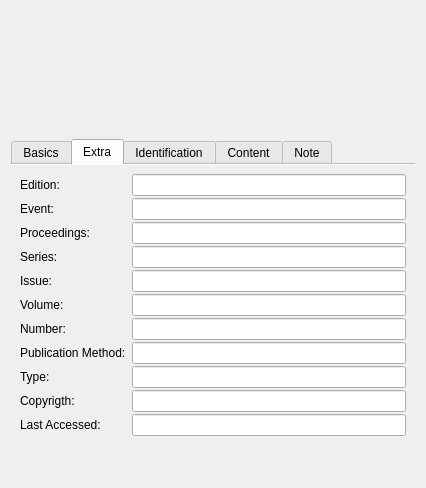
KDE/conquirere, file src/sidebar/publicationwidget.ui: the form before one commit.
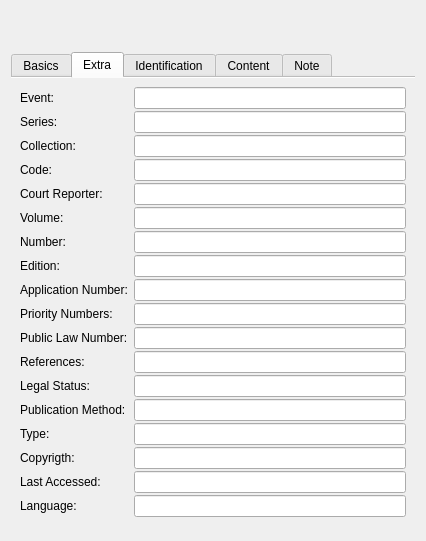
The form after the commit. The open tabs and pages were chosen to show the change. Custom widgets are drawn as their Qt base class.

Commit message: more publication sidebar changes and further zotero integration changes

Patch:
```diff
--- a/src/sidebar/publicationwidget.ui
+++ b/src/sidebar/publicationwidget.ui
@@ -7,7 +7,7 @@
     <x>0</x>
     <y>0</y>
     <width>426</width>
-    <height>488</height>
+    <height>541</height>
    </rect>
   </property>
   <property name="windowTitle">
@@ -98,8 +98,8 @@
        <item row="4" column="1">
         <widget class="StringEdit" name="editTitle"/>
        </item>
-       <item row="6" column="0">
-        <widget class="QLabel" name="label_4">
+       <item row="5" column="0">
+        <widget class="QLabel" name="labelAuthors">
          <property name="text">
           <string>Authors:</string>
          </property>
@@ -124,8 +124,18 @@
        <item row="8" column="1">
         <widget class="ContactEdit" name="editEditor"/>
        </item>
-       <item row="10" column="0">
-        <widget class="QLabel" name="label_5">
+       <item row="8" column="0">
+        <widget class="QLabel" name="label_3">
+         <property name="text">
+          <string>Assignee:</string>
+         </property>
+         <property name="buddy">
+          <cstring>editAssignee</cstring>
+         </property>
+        </widget>
+       </item>
+       <item row="9" column="0">
+        <widget class="QLabel" name="labelPublicationDate">
          <property name="text">
           <string>Publication Date:</string>
          </property>
@@ -235,50 +245,47 @@
        <property name="verticalSpacing">
         <number>2</number>
        </property>
-       <item row="1" column="0">
-        <widget class="QLabel" name="label_11">
+       <item row="2" column="0">
+        <widget class="QLabel" name="labelEvent">
          <property name="text">
-          <string>Edition:</string>
+          <string>Event:</string>
          </property>
          <property name="buddy">
           <cstring>editEdition</cstring>
          </property>
         </widget>
        </item>
-       <item row="1" column="1">
-        <widget class="StringEdit" name="editEdition"/>
+       <item row="2" column="1">
+        <widget class="EventEdit" name="editEvent"/>
        </item>
-       <item row="3" column="0">
-        <widget class="QLabel" name="label_31">
+       <item row="4" column="0">
+        <widget class="QLabel" name="labelCollection">
          <property name="text">
-          <string>Proceedings:</string>
+          <string>Collection:</string>
          </property>
          <property name="buddy">
           <cstring>editProceedings</cstring>
          </property>
         </widget>
        </item>
-       <item row="3" column="1">
-        <widget class="ProceedingsEdit" name="editProceedings"/>
-       </item>
-       <item row="5" column="0">
-        <widget class="QLabel" name="label_7">
-         <property name="text">
-          <string>Issue:</string>
-         </property>
-         <property name="wordWrap">
-          <bool>false</bool>
-         </property>
-         <property name="buddy">
-          <cstring>editJournal</cstring>
-         </property>
-        </widget>
-       </item>
-       <item row="5" column="1">
-        <widget class="IssueEdit" name="editJournal"/>
+       <item row="4" column="1">
+        <widget class="CollectionEdit" name="editCollection"/>
        </item>
        <item row="6" column="0">
-        <widget class="QLabel" name="label_8">
+        <widget class="QLabel" name="labelCode">
+         <property name="text">
+          <string>Code:</string>
+         </property>
+         <property name="buddy">
+          <cstring>editCode</cstring>
+         </property>
+        </widget>
+       </item>
+       <item row="6" column="1">
+        <widget class="StringEdit" name="editCode"/>
+       </item>
+       <item row="8" column="0">
+        <widget class="QLabel" name="labelVolume">
          <property name="text">
           <string>Volume:</string>
          </property>
@@ -287,8 +294,11 @@
          </property>
         </widget>
        </item>
-       <item row="7" column="0">
-        <widget class="QLabel" name="label_9">
+       <item row="8" column="1">
+        <widget class="VolumeNumberEdit" name="editVolume"/>
+       </item>
+       <item row="9" column="0">
+        <widget class="QLabel" name="labelNumber">
          <property name="text">
           <string>Number:</string>
          </property>
@@ -297,11 +307,37 @@
          </property>
         </widget>
        </item>
-       <item row="7" column="1">
+       <item row="9" column="1">
         <widget class="VolumeNumberEdit" name="editNumber"/>
        </item>
-       <item row="8" column="0">
-        <widget class="QLabel" name="label_14">
+       <item row="11" column="0">
+        <widget class="QLabel" name="labelApplicationNumber">
+         <property name="text">
+          <string>Application Number:</string>
+         </property>
+         <property name="buddy">
+          <cstring>editApplicationNumber</cstring>
+         </property>
+        </widget>
+       </item>
+       <item row="11" column="1">
+        <widget class="StringEdit" name="editApplicationNumber"/>
+       </item>
+       <item row="12" column="0">
+        <widget class="QLabel" name="labelPriorityNumbers">
+         <property name="text">
+          <string>Priority Numbers:</string>
+         </property>
+         <property name="buddy">
+          <cstring>editPriorityNumbers</cstring>
+         </property>
+        </widget>
+       </item>
+       <item row="12" column="1">
+        <widget class="StringEdit" name="editPriorityNumbers"/>
+       </item>
+       <item row="16" column="0">
+        <widget class="QLabel" name="labelPublicationMethod">
          <property name="text">
           <string>Publication Method:</string>
          </property>
@@ -313,11 +349,11 @@
          </property>
         </widget>
        </item>
-       <item row="8" column="1">
+       <item row="16" column="1">
         <widget class="StringEdit" name="editHowPublished"/>
        </item>
-       <item row="9" column="0">
-        <widget class="QLabel" name="label_17">
+       <item row="17" column="0">
+        <widget class="QLabel" name="labelType">
          <property name="text">
           <string>Type:</string>
          </property>
@@ -326,11 +362,11 @@
          </property>
         </widget>
        </item>
-       <item row="9" column="1">
+       <item row="17" column="1">
         <widget class="StringEdit" name="editType"/>
        </item>
-       <item row="10" column="0">
-        <widget class="QLabel" name="label_24">
+       <item row="18" column="0">
+        <widget class="QLabel" name="labelCopyright">
          <property name="text">
           <string>Copyrigth:</string>
          </property>
@@ -339,11 +375,11 @@
          </property>
         </widget>
        </item>
-       <item row="10" column="1">
+       <item row="18" column="1">
         <widget class="StringEdit" name="editCopyright"/>
        </item>
-       <item row="11" column="0">
-        <widget class="QLabel" name="label_26">
+       <item row="19" column="0">
+        <widget class="QLabel" name="labelLastAccessed">
          <property name="text">
           <string>Last Accessed:</string>
          </property>
@@ -352,17 +388,92 @@
          </property>
         </widget>
        </item>
-       <item row="11" column="1">
+       <item row="19" column="1">
         <widget class="StringEdit" name="editLastAccessed"/>
        </item>
-       <item row="6" column="1">
-        <widget class="VolumeNumberEdit" name="editVolume"/>
+       <item row="20" column="0">
+        <widget class="QLabel" name="labelLanguage">
+         <property name="text">
+          <string>Language:</string>
+         </property>
+         <property name="buddy">
+          <cstring>editLanguage</cstring>
+         </property>
+        </widget>
        </item>
-       <item row="4" column="1">
-        <widget class="SeriesEdit" name="editSeries"/>
+       <item row="20" column="1">
+        <widget class="StringEdit" name="editLanguage"/>
        </item>
-       <item row="4" column="0">
+       <item row="14" column="1">
+        <widget class="StringEdit" name="editReferences"/>
+       </item>
+       <item row="15" column="1">
+        <widget class="StringEdit" name="editLegalStatus"/>
+       </item>
+       <item row="14" column="0">
+        <widget class="QLabel" name="label_4">
+         <property name="text">
+          <string>References:</string>
+         </property>
+         <property name="buddy">
+          <cstring>editReferences</cstring>
+         </property>
+        </widget>
+       </item>
+       <item row="15" column="0">
+        <widget class="QLabel" name="label_5">
+         <property name="text">
+          <string>Legal Status:</string>
+         </property>
+         <property name="buddy">
+          <cstring>editLegalStatus</cstring>
+         </property>
+        </widget>
+       </item>
+       <item row="13" column="0">
         <widget class="QLabel" name="label_6">
+         <property name="text">
+          <string>Public Law Number:</string>
+         </property>
+         <property name="buddy">
+          <cstring>editPublicLawNumber</cstring>
+         </property>
+        </widget>
+       </item>
+       <item row="13" column="1">
+        <widget class="StringEdit" name="editPublicLawNumber"/>
+       </item>
+       <item row="7" column="1">
+        <widget class="StringEdit" name="editCourtReporter"/>
+       </item>
+       <item row="7" column="0">
+        <widget class="QLabel" name="label_7">
+         <property name="text">
+          <string>Court Reporter:</string>
+         </property>
+         <property name="buddy">
+          <cstring>editCourtReporter</cstring>
+         </property>
+        </widget>
+       </item>
+       <item row="10" column="1">
+        <widget class="StringEdit" name="editEdition"/>
+       </item>
+       <item row="10" column="0">
+        <widget class="QLabel" name="labelEdition">
+         <property name="text">
+          <string>Edition:</string>
+         </property>
+         <property name="buddy">
+          <cstring>editEdition</cstring>
+         </property>
+        </widget>
+       </item>
+       <item row="3" column="1">
+        <widget class="SeriesEdit" name="editSeries"/>
+       </item>
+       <item row="3" column="0">
+        <widget class="QLabel" name="labelSeries">
          <property name="toolTip">
           <string>Defines in which series this publication is in Bookseries, Journal Newspaper and such</string>
          </property>
@@ -374,16 +485,6 @@
          </property>
         </widget>
        </item>
-       <item row="2" column="0">
-        <widget class="QLabel" name="label_29">
-         <property name="text">
-          <string>Event:</string>
-         </property>
-        </widget>
-       </item>
-       <item row="2" column="1">
-        <widget class="EventEdit" name="editEvent"/>
-       </item>
       </layout>
      </widget>
      <widget class="QWidget" name="tab_3">
@@ -634,30 +735,30 @@
    <header>propertywidgets/tagedit.h</header>
    <slots>
     <signal>widgetEnabled(bool)</signal>
-   </slots>
-  </customwidget>
-  <customwidget>
-   <class>ProceedingsEdit</class>
-   <extends>QLineEdit</extends>
-   <header>propertywidgets/proceedingsedit.h</header>
-   <slots>
-    <signal>widgetEnabled(bool)</signal>
+    <signal>widgetShown(bool)</signal>
    </slots>
   </customwidget>
   <customwidget>
    <class>DateEdit</class>
    <extends>QLineEdit</extends>
    <header>propertywidgets/dateedit.h</header>
-  </customwidget>
-  <customwidget>
-   <class>IssueEdit</class>
-   <extends>QLineEdit</extends>
-   <header>propertywidgets/issueedit.h</header>
+   <slots>
+    <signal>widgetShown(bool)</signal>
+   </slots>
   </customwidget>
   <customwidget>
    <class>EventEdit</class>
    <extends>QLineEdit</extends>
    <header>propertywidgets/eventedit.h</header>
+   <slots>
+    <signal>widgetEnabled(bool)</signal>
+    <signal>widgetShown(bool)</signal>
+   </slots>
+  </customwidget>
+  <customwidget>
+   <class>CollectionEdit</class>
+   <extends>QLineEdit</extends>
+   <header>propertywidgets/collectionedit.h</header>
   </customwidget>
  </customwidgets>
  <resources/>
```
Left out of the diff: 925 changed lines with no effect on the pictures. The commit also changes 16 other files.
